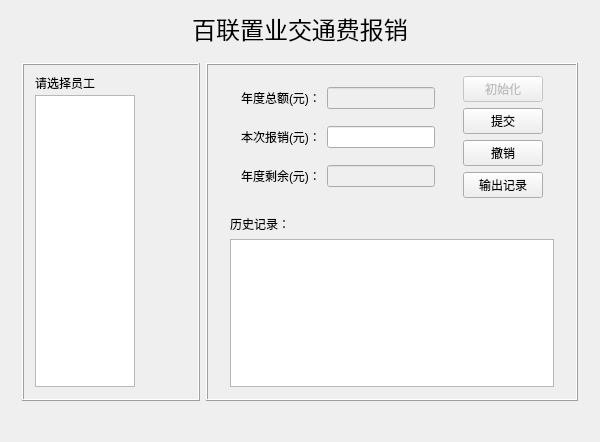
This is Qt projects/Accountbook/mainwindow.ui in chenomg/AccountBook as Qt 5 draws it before an edit. The edited form follows.
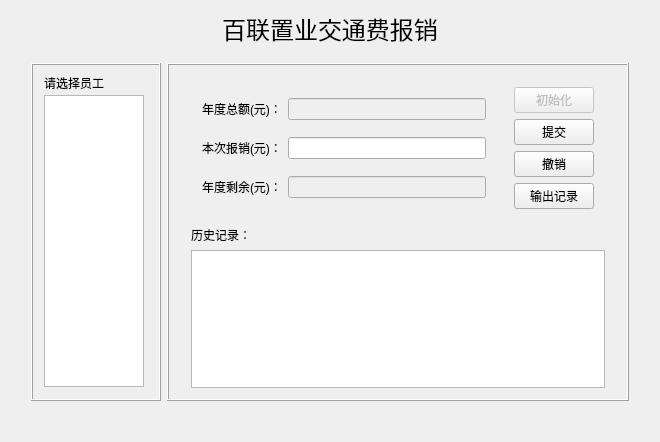
This is the edited form.

The edit to the form file:
```diff
--- a/Qt projects/Accountbook/mainwindow.ui
+++ b/Qt projects/Accountbook/mainwindow.ui
@@ -6,7 +6,7 @@
    <rect>
     <x>0</x>
     <y>0</y>
-    <width>600</width>
+    <width>660</width>
     <height>442</height>
    </rect>
   </property>
@@ -18,13 +18,13 @@
   </property>
   <property name="minimumSize">
    <size>
-    <width>600</width>
+    <width>660</width>
     <height>442</height>
    </size>
   </property>
   <property name="maximumSize">
    <size>
-    <width>600</width>
+    <width>660</width>
     <height>442</height>
    </size>
   </property>
@@ -102,11 +102,17 @@
        <number>0</number>
       </property>
       <layout class="QHBoxLayout" name="horizontalLayout_2">
+       <property name="leftMargin">
+        <number>20</number>
+       </property>
+       <property name="rightMargin">
+        <number>20</number>
+       </property>
        <item>
         <widget class="QFrame" name="name_frame">
          <property name="maximumSize">
           <size>
-           <width>180</width>
+           <width>130</width>
            <height>16777215</height>
           </size>
          </property>
@@ -167,12 +173,6 @@
           <enum>QFrame::Raised</enum>
          </property>
          <layout class="QVBoxLayout" name="verticalLayout_5">
-          <property name="topMargin">
-           <number>0</number>
-          </property>
-          <property name="bottomMargin">
-           <number>12</number>
-          </property>
           <item>
            <widget class="QFrame" name="top_frame">
             <property name="maximumSize">
```
